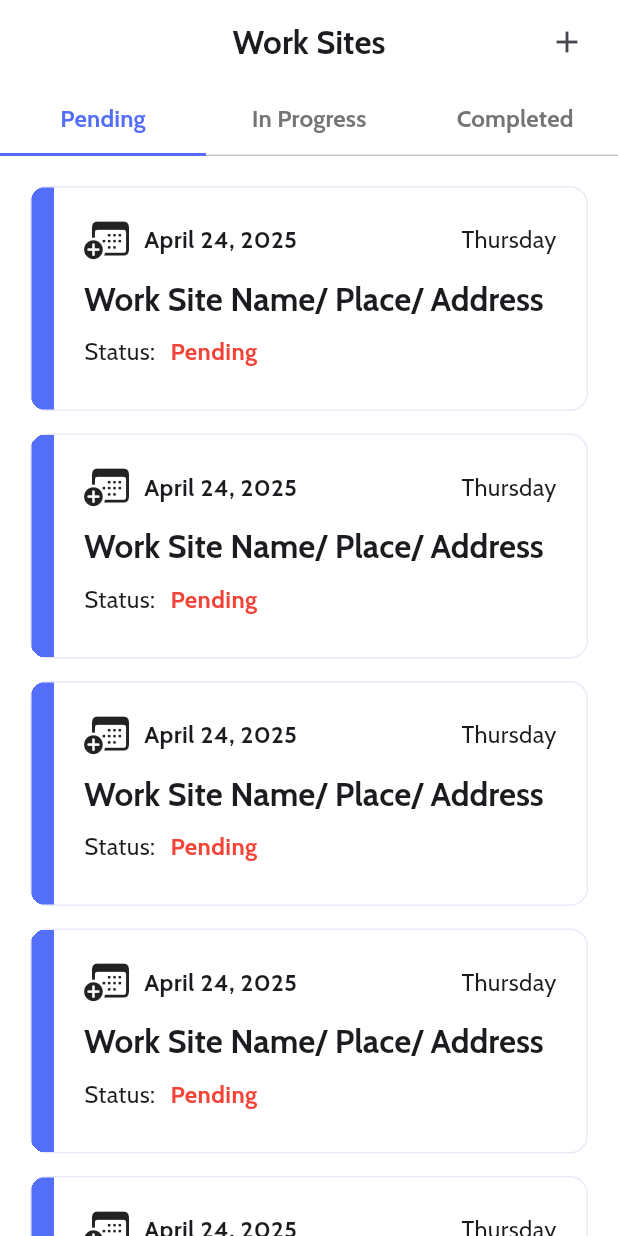
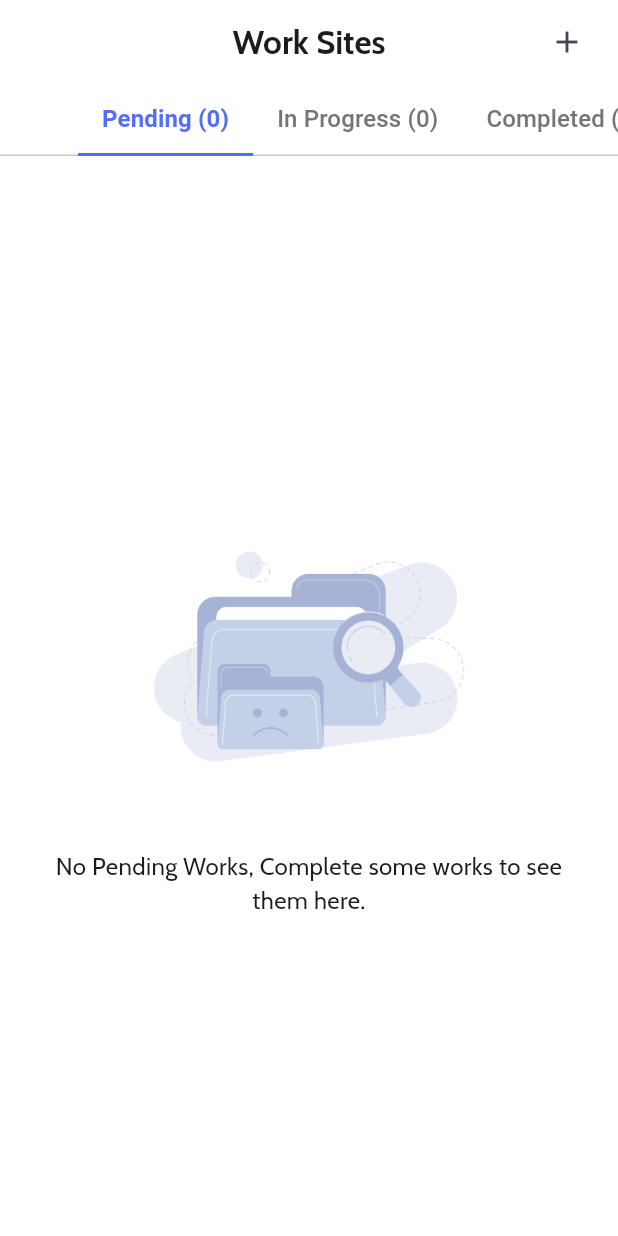
Before and after one commit to Shyamjith-Haridas/eroll, a Flutter app: the WorksSiteScreen screen opened directly, on a phone screen of 412 x 824 dp. Run offline on Flutter 3.47's test engine with Material 3 defaults, Android fonts, the phone set to English and light mode, and no system bars; our stand-ins replace animate_do, cloud_firestore, easy_date_timeline, firebase_core, lottie; accounts and stored records are empty.

Commit message:
ERL 09 | View created works, integrated with Firebase.

```diff
--- /dev/null
+++ b/devtools_options.yaml
@@ -0,0 +1,3 @@
+description: This file stores settings for Dart & Flutter DevTools.
+documentation: https://docs.flutter.dev/tools/devtools/extensions#configure-extension-enablement-states
+extensions:
--- a/lib/app_providers.dart
+++ b/lib/app_providers.dart
@@ -1,4 +1,5 @@
 import 'package:eroll/features/works/create_work/provider/create_work_provider.dart';
+import 'package:eroll/features/works/work_site/provider/view_work_site_provider.dart';
 import 'package:provider/provider.dart';
 import 'package:provider/single_child_widget.dart';
 
@@ -11,6 +12,7 @@ class AppProviders {
       ChangeNotifierProvider(create: (_) => CreateStaffProvider()),
       ChangeNotifierProvider(create: (_) => ViewStaffProvider()),
       ChangeNotifierProvider(create: (_) => CreateWorkProvider()),
+      ChangeNotifierProvider(create: (_) => ViewWorkSiteProvider()),
     ];
   }
 }
--- a/lib/features/works/create_work/provider/create_work_provider.dart
+++ b/lib/features/works/create_work/provider/create_work_provider.dart
@@ -63,7 +63,9 @@ class CreateWorkProvider extends ChangeNotifier {
       );
 
       await docRef.set(work.toJson());
+      log('work added with id: ${docRef.id}');
       notifyListeners();
+      await Future.delayed(Duration(seconds: 2));
     } catch (error) {
       log('Error while creating work: $error');
     } finally {
--- /dev/null
+++ b/lib/features/works/work_site/provider/view_work_site_provider.dart
@@ -0,0 +1,56 @@
+import 'dart:developer';
+
+import 'package:cloud_firestore/cloud_firestore.dart';
+import 'package:eroll/core/constants/enums.dart';
+import 'package:eroll/features/works/create_work/model/create_work_model.dart';
+import 'package:flutter/material.dart';
+
+class ViewWorkSiteProvider extends ChangeNotifier {
+  bool _isLoading = false;
+  List<CreateWorkModel> _workList = [];
+
+  bool get isLoading => _isLoading;
+
+  List<CreateWorkModel> get workList => _workList;
+
+  List<CreateWorkModel> get pendingWorksList =>
+      _workList.where((works) => works.status == WorkStatus.pending).toList();
+
+  List<CreateWorkModel> get inProgressWorkList =>
+      _workList
+          .where((works) => works.status == WorkStatus.inProgress)
+          .toList();
+
+  List<CreateWorkModel> get completedWorksList =>
+      _workList.where((works) => works.status == WorkStatus.completed).toList();
+
+  void setLoading(bool value) {
+    _isLoading = value;
+    notifyListeners();
+  }
+
+  Future<void> fetchCreatedWorks() async {
+    try {
+      setLoading(true);
+
+      final snapshot =
+          await FirebaseFirestore.instance
+              .collection('works')
+              .orderBy('createdAt', descending: true)
+              .get();
+
+      _workList =
+          snapshot.docs.map((e) => CreateWorkModel.fromJson(e.data())).toList();
+
+      log('Fetched ${_workList.length} works');
+      log('Pending: ${pendingWorksList.length}');
+      log('InProgress: ${inProgressWorkList.length}');
+      log('Completed: ${completedWorksList.length}');
+    } catch (error) {
+      log('Error while fetching created works: $error');
+    } finally {
+      setLoading(false);
+    }
+    notifyListeners();
+  }
+}
--- a/lib/features/works/work_site/view/components/works_list_tile_widget.dart
+++ b/lib/features/works/work_site/view/components/works_list_tile_widget.dart
@@ -1,50 +1,70 @@
 import 'package:eroll/core/constants/app_colors.dart';
+import 'package:eroll/core/constants/enums.dart';
+import 'package:eroll/core/constants/utility_file.dart';
 import 'package:eroll/core/routes/app_route_names.dart';
+import 'package:eroll/features/works/create_work/model/create_work_model.dart';
 import 'package:flutter/cupertino.dart';
 import 'package:flutter/material.dart';
 
-class WorksListTileWidget extends StatefulWidget {
-  const WorksListTileWidget({super.key, required this.tabIndex});
+class WorksListTileWidget extends StatelessWidget {
+  final List<CreateWorkModel> works;
+  final String workType;
+
+  const WorksListTileWidget({
+    super.key,
+    required this.tabIndex,
+    required this.works,
+    required this.workType,
+  });
 
   final int tabIndex;
 
   @override
-  State<WorksListTileWidget> createState() => _WorksListTileWidgetState();
-}
-
-class _WorksListTileWidgetState extends State<WorksListTileWidget> {
-  @override
   Widget build(BuildContext context) {
-    String workStatus;
     Color statusColor;
 
-    switch (widget.tabIndex) {
+    switch (tabIndex) {
       case 0:
-        workStatus = 'Pending';
         statusColor = AppColors.red;
         break;
       case 1:
-        workStatus = 'In Progress';
         statusColor = AppColors.deepPurple;
         break;
       case 2:
-        workStatus = 'Completed';
         statusColor = AppColors.green;
         break;
       default:
-        workStatus = '';
         statusColor = Colors.black;
     }
 
+    if (works.isEmpty) {
+      return Padding(
+        padding: const EdgeInsets.all(20.0),
+        child: Center(
+          child: Column(
+            mainAxisAlignment: MainAxisAlignment.center,
+            children: [
+              Image.asset('lib/assets/images/empty-list.jpg', height: 250),
+              Text(
+                'No $workType Works, Complete some works to see them here.',
+                textAlign: TextAlign.center,
+              ),
+            ],
+          ),
+        ),
+      );
+    }
+
     return ListView.builder(
-      itemCount: 10,
+      itemCount: works.length,
       itemBuilder: (context, index) {
+        final work = works[index];
+
         return GestureDetector(
           onTap: () {
             Navigator.pushNamed(context, AppRouteNames.updateWorksScreen);
           },
           child: Container(
-            height: 150,
             width: double.infinity,
             margin: EdgeInsets.only(bottom: 15),
             clipBehavior: Clip.hardEdge,
@@ -53,6 +73,7 @@ class _WorksListTileWidgetState extends State<WorksListTileWidget> {
               border: Border.all(color: AppColors.strokeColor),
               borderRadius: BorderRadius.circular(12),
             ),
+            child: IntrinsicHeight(
               child: Row(
                 children: [
                   // Left Side Color Strip
@@ -70,24 +91,30 @@ class _WorksListTileWidgetState extends State<WorksListTileWidget> {
                         children: [
                           Row(
                             children: [
-                            Icon(CupertinoIcons.calendar_badge_plus, size: 30),
+                              Icon(
+                                CupertinoIcons.calendar_badge_plus,
+                                size: 30,
+                              ),
                               SizedBox(width: 10),
                               Text(
-                              'April 24, 2025', // Date
+                                UtilityFile.formatDateMonthYear(
+                                  work.startDate,
+                                ), // Date
                                 style: TextStyle(fontFamily: 'cabinBold'),
                               ),
                               Spacer(),
-                            Text('Thursday'), // Day
+                              Text(UtilityFile.currentDay(work.startDate)),
+                              // Day
                             ],
                           ),
                           SizedBox(height: 10),
 
                           // Work Site name
                           Text(
-                          'Work Site Name/ Place/ Address',
+                            work.workSiteName,
                             style: Theme.of(
                               context,
-                          ).textTheme.headlineLarge!.copyWith(fontSize: 22),
+                            ).textTheme.headlineLarge!.copyWith(fontSize: 20),
                           ),
                           SizedBox(height: 10),
 
@@ -97,7 +124,7 @@ class _WorksListTileWidgetState extends State<WorksListTileWidget> {
                             children: [
                               Text('Status:'),
                               Text(
-                              workStatus,
+                                work.status.label,
                                 style: TextStyle(
                                   fontFamily: 'cabinBold',
                                   color: statusColor,
@@ -112,6 +139,7 @@ class _WorksListTileWidgetState extends State<WorksListTileWidget> {
                 ],
               ),
             ),
+          ),
         );
       },
       padding: EdgeInsets.fromLTRB(20, 20, 20, 0),
--- a/lib/features/works/work_site/view/works_site_screen.dart
+++ b/lib/features/works/work_site/view/works_site_screen.dart
@@ -1,9 +1,11 @@
 import 'package:eroll/core/constants/app_colors.dart';
 import 'package:eroll/core/constants/app_texts.dart';
-import 'package:eroll/core/constants/data_constants.dart';
+import 'package:eroll/core/constants/enums.dart';
 import 'package:eroll/core/routes/app_route_names.dart';
+import 'package:eroll/features/works/work_site/provider/view_work_site_provider.dart';
 import 'package:eroll/features/works/work_site/view/components/works_list_tile_widget.dart';
 import 'package:flutter/material.dart';
+import 'package:provider/provider.dart';
 
 class WorksSiteScreen extends StatefulWidget {
   const WorksSiteScreen({super.key, this.activeIndex = 0});
@@ -18,14 +20,27 @@ class _WorksSiteScreenState extends State<WorksSiteScreen>
     with SingleTickerProviderStateMixin {
   late TabController tabController;
 
+  List<WorkStatus> tabs = [
+    WorkStatus.pending,
+    WorkStatus.inProgress,
+    WorkStatus.completed,
+  ];
+
   @override
   void initState() {
     super.initState();
     tabController = TabController(
       initialIndex: widget.activeIndex,
-      length: DataConstants.workSiteTabNameList.length,
+      length: tabs.length,
       vsync: this,
     );
+
+    WidgetsBinding.instance.addPostFrameCallback((_) {
+      Provider.of<ViewWorkSiteProvider>(
+        context,
+        listen: false,
+      ).fetchCreatedWorks();
+    });
   }
 
   @override
@@ -51,42 +66,70 @@ class _WorksSiteScreenState extends State<WorksSiteScreen>
           children: [
             Container(
               color: AppColors.white,
-              child: TabBar(
+              child: Consumer<ViewWorkSiteProvider>(
+                builder: (context, viewProvider, _) {
+                  return TabBar(
+                    isScrollable: true,
                     controller: tabController,
                     indicatorColor: AppColors.primaryColor,
                     labelColor: AppColors.primaryColor,
+                    labelStyle: TextStyle(
+                      fontSize: 16,
+                      fontWeight: FontWeight.w700,
+                    ),
                     unselectedLabelColor: AppColors.grey,
+                    unselectedLabelStyle: TextStyle(
+                      fontSize: 16,
+                      fontWeight: FontWeight.w500,
+                    ),
                     indicatorSize: TabBarIndicatorSize.tab,
+                    // tabs: tabs.map((e) => Tab(text: e.label)).toList(),
                     tabs: [
                       Tab(
-                    child: Text(
-                      DataConstants.workSiteTabNameList[0],
-                      style: TextStyle(fontFamily: 'cabinBold', fontSize: 16),
-                    ),
+                        text:
+                            "${WorkStatus.pending.label} (${viewProvider.pendingWorksList.length})",
                       ),
                       Tab(
-                    child: Text(
-                      DataConstants.workSiteTabNameList[1],
-                      style: TextStyle(fontFamily: 'cabinBold', fontSize: 16),
-                    ),
+                        text:
+                            "${WorkStatus.inProgress.label} (${viewProvider.inProgressWorkList.length})",
                       ),
                       Tab(
-                    child: Text(
-                      DataConstants.workSiteTabNameList[2],
-                      style: TextStyle(fontFamily: 'cabinBold', fontSize: 16),
-                    ),
+                        text:
+                            "${WorkStatus.completed.label} (${viewProvider.completedWorksList.length})",
                       ),
                     ],
+                  );
+                },
               ),
             ),
             Expanded(
-              child: TabBarView(
+              child: Consumer<ViewWorkSiteProvider>(
+                builder: (context, provider, _) {
+                  if (provider.isLoading) {
+                    return Center(child: CircularProgressIndicator());
+                  }
+
+                  return TabBarView(
                     controller: tabController,
                     children: [
-                  WorksListTileWidget(tabIndex: 0),
-                  WorksListTileWidget(tabIndex: 1),
-                  WorksListTileWidget(tabIndex: 2),
+                      WorksListTileWidget(
+                        tabIndex: 0,
+                        works: provider.pendingWorksList,
+                        workType: WorkStatus.pending.label,
+                      ),
+                      WorksListTileWidget(
+                        tabIndex: 1,
+                        works: provider.inProgressWorkList,
+                        workType: WorkStatus.inProgress.label,
+                      ),
+                      WorksListTileWidget(
+                        tabIndex: 2,
+                        works: provider.completedWorksList,
+                        workType: WorkStatus.completed.label,
+                      ),
                     ],
+                  );
+                },
               ),
             ),
           ],
--- a/lib/main.dart
+++ b/lib/main.dart
@@ -2,8 +2,6 @@ import 'package:eroll/app_providers.dart';
 import 'package:eroll/core/routes/app_route_config.dart';
 import 'package:eroll/core/routes/app_route_names.dart';
 import 'package:eroll/core/themes/app_themes.dart';
-import 'package:eroll/features/create_staff/provider/create_staff_provider.dart';
-import 'package:eroll/features/staffs/provider/view_staff_provider.dart';
 import 'package:eroll/firebase_options.dart';
 import 'package:firebase_core/firebase_core.dart';
 import 'package:flutter/material.dart';
```
Also changed, not shown: lib/core/constants/enums.dart (added, +27 -0 lines), lib/features/create_staff/views/create_staff_screen.dart (+5 -2 lines), lib/features/works/create_work/model/create_work_model.dart (+17 -6 lines), lib/features/works/create_work/view/create_work_screen.dart (+10 -5 lines), lib/assets/images/empty-list.jpg (added). Lines whose indentation alone changed are shown as unchanged.
